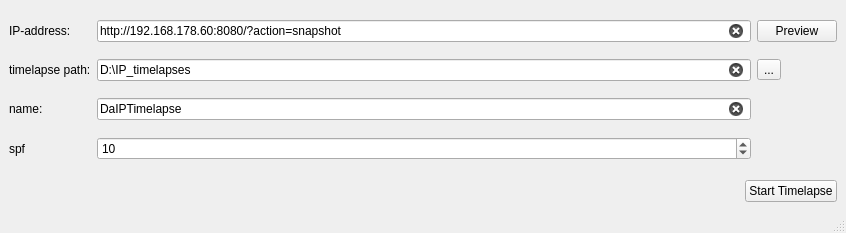
CaptainDario/DaIPTimelapse, file ui/main.ui: the form before one commit.
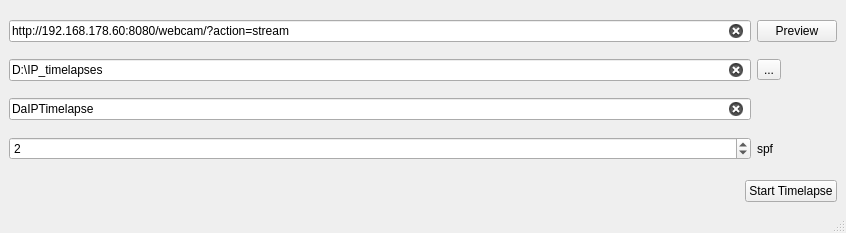
The form after the commit.

Commit message: replaced text labels with tooltips

```diff
--- a/ui/main.ui
+++ b/ui/main.ui
@@ -44,10 +44,16 @@
     </item>
     <item row="0" column="0" rowspan="3">
      <layout class="QGridLayout" name="gridLayout_5">
-      <item row="0" column="1">
-       <widget class="QLineEdit" name="lineEdit_IP_address">
+      <item row="2" column="0">
+       <widget class="QLineEdit" name="lineEdit_name">
+        <property name="toolTip">
+         <string>The name of this timelapse.</string>
+        </property>
         <property name="text">
-         <string>http://192.168.178.60:8080/?action=snapshot</string>
+         <string>DaIPTimelapse</string>
+        </property>
+        <property name="placeholderText">
+         <string>name...</string>
         </property>
         <property name="clearButtonEnabled">
          <bool>true</bool>
@@ -55,33 +61,6 @@
        </widget>
       </item>
       <item row="3" column="0">
-       <widget class="QLabel" name="label_time_till_next_image">
-        <property name="toolTip">
-         <string>The time the program waits until a new image is taken (in seconds).</string>
-        </property>
-        <property name="text">
-         <string>spf</string>
-        </property>
-       </widget>
-      </item>
-      <item row="0" column="0">
-       <widget class="QLabel" name="label_IP_address">
-        <property name="text">
-         <string>IP-address:</string>
-        </property>
-       </widget>
-      </item>
-      <item row="1" column="1">
-       <widget class="QLineEdit" name="lineEdit_timelapse_path">
-        <property name="text">
-         <string>D:\IP_timelapses</string>
-        </property>
-        <property name="clearButtonEnabled">
-         <bool>true</bool>
-        </property>
-       </widget>
-      </item>
-      <item row="3" column="1">
        <widget class="QSpinBox" name="spinBox_time_till_next_image">
         <property name="minimum">
          <number>1</number>
@@ -93,45 +72,60 @@
          <number>1</number>
         </property>
         <property name="value">
-         <number>10</number>
+         <number>2</number>
         </property>
        </widget>
       </item>
-      <item row="1" column="2">
+      <item row="0" column="0">
+       <widget class="QLineEdit" name="lineEdit_IP_address">
+        <property name="toolTip">
+         <string>The ip address to take images from.</string>
+        </property>
+        <property name="text">
+         <string>http://192.168.178.60:8080/webcam/?action=stream</string>
+        </property>
+        <property name="placeholderText">
+         <string>IP-address...</string>
+        </property>
+        <property name="clearButtonEnabled">
+         <bool>true</bool>
+        </property>
+       </widget>
+      </item>
+      <item row="1" column="0">
+       <widget class="QLineEdit" name="lineEdit_timelapse_path">
+        <property name="toolTip">
+         <string>The path where the time lapse should be saved.</string>
+        </property>
+        <property name="text">
+         <string>D:\IP_timelapses</string>
+        </property>
+        <property name="placeholderText">
+         <string>timelapse path...</string>
+        </property>
+        <property name="clearButtonEnabled">
+         <bool>true</bool>
+        </property>
+       </widget>
+      </item>
+      <item row="1" column="1">
        <widget class="QToolButton" name="toolButton_timelapse_path">
         <property name="text">
          <string>...</string>
         </property>
        </widget>
       </item>
-      <item row="1" column="0">
-       <widget class="QLabel" name="label_timelapse_path">
-        <property name="text">
-         <string>timelapse path:</string>
+      <item row="3" column="1">
+       <widget class="QLabel" name="label_time_till_next_image">
+        <property name="toolTip">
+         <string>The </string>
         </property>
-       </widget>
-      </item>
-      <item row="2" column="1">
-       <widget class="QLineEdit" name="lineEdit_name">
         <property name="text">
-         <string>DaIPTimelapse</string>
+         <string>spf</string>
         </property>
-        <property name="placeholderText">
-         <string>name...</string>
-        </property>
-        <property name="clearButtonEnabled">
-         <bool>true</bool>
-        </property>
        </widget>
       </item>
-      <item row="2" column="0">
-       <widget class="QLabel" name="label_name">
-        <property name="text">
-         <string>name:</string>
-        </property>
-       </widget>
-      </item>
-      <item row="0" column="2">
+      <item row="0" column="1">
        <widget class="QPushButton" name="pushButton_preview">
         <property name="text">
          <string>Preview</string>
```
Left out of the diff: 9 changed lines with no effect on the pictures.
